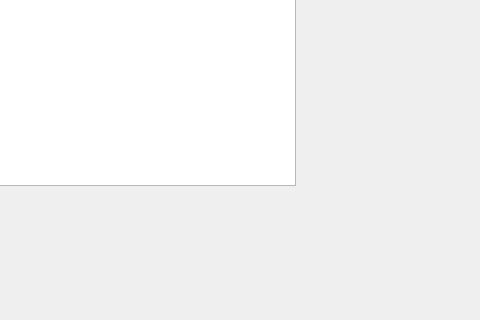
Above: app.ui from pixelwhiz/starfing-helper before the change; both pictures show x 205 to 685 and y 115 to 435 of the 800 by 600 pixel window. Below: the same form after it.
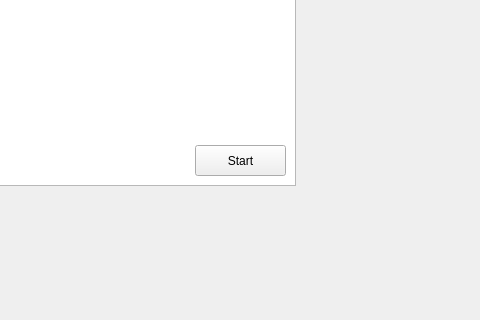
That is the form after the change.

What changed in the file:
```diff
--- a/app.ui
+++ b/app.ui
@@ -23,6 +23,19 @@
     </rect>
    </property>
   </widget>
+  <widget class="QPushButton" name="pushButton">
+   <property name="geometry">
+    <rect>
+     <x>400</x>
+     <y>260</y>
+     <width>91</width>
+     <height>31</height>
+    </rect>
+   </property>
+   <property name="text">
+    <string>Start</string>
+   </property>
+  </widget>
  </widget>
  <resources/>
  <connections/>
```
